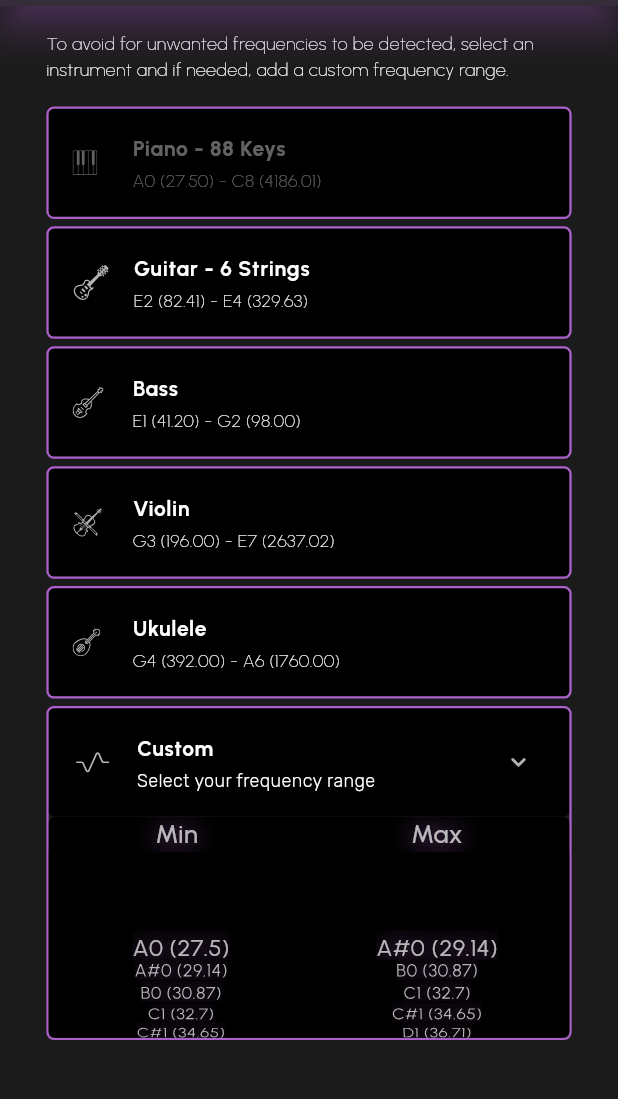
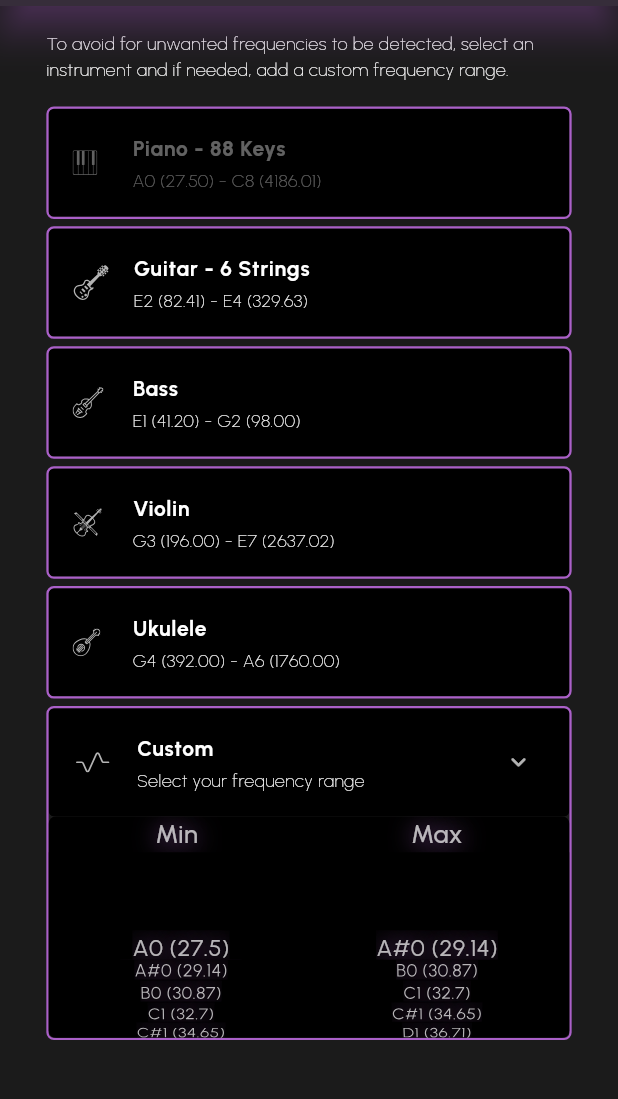
Before and after one commit to mattiolichiara/pitch_trainer, a Flutter app: the SamplingType screen opened directly, after a tap on "Custom", on a phone screen of 412 x 824 dp, the part 84-1183 px from its top. Run offline on Flutter 3.47's test engine with Material 3 defaults, Android fonts, the phone set to English and light mode, and no system bars; our stand-ins replace flutter_bloc, flutter_localization, flutter_svg, fluttertoast, permission_handler, shared_preferences and 1 more; missing offline and left inert: flutter_audio_waveforms, flutter_pitch_detection, jumping_dot, linear_progress_bar; accounts and stored records are empty.

Commit message:
+Font Update: Doesn't require Internet Connection Anymore +Removed Google Fonts Package +Updated Microphone Icon
+@TODO Fix Sliders Logic
[Nel reset a volte non si aggiorna -> attenzione a didUpdateWidget,
clamp valori -> Sfruttare Correttamente Value to Index e index to value]

+@TODO Check Apk issues
- ValueSlider doesn't update UI on Reset

```diff
--- a/lib/general/cubit/theme_cubit.dart
+++ b/lib/general/cubit/theme_cubit.dart
@@ -1,6 +1,5 @@
 import 'package:flutter/material.dart';
 import 'package:flutter_bloc/flutter_bloc.dart';
-import 'package:google_fonts/google_fonts.dart';
 import 'package:shared_preferences/shared_preferences.dart';
 
 enum AppThemeMode {purple, green, blue, red, pink, yellow, orange}
@@ -18,9 +17,10 @@ class ThemeCubit extends Cubit<ThemeData> {
 
   static final Map<AppThemeMode, ThemeData> _themes = {
     AppThemeMode.purple: ThemeData(
-      textTheme: GoogleFonts.urbanistTextTheme(
-          ThemeData(brightness: Brightness.dark).textTheme,
-        ),
+      // textTheme: ThemeData.dark().textTheme.apply(
+      //     fontFamily: 'Urbanist'
+      // ),
+      fontFamily: 'Urbanist',
       brightness: Brightness.dark,
       colorScheme: ColorScheme.dark(
         primary: purple,
@@ -31,9 +31,7 @@ class ThemeCubit extends Cubit<ThemeData> {
       ),
     ),
     AppThemeMode.green: ThemeData(
-      textTheme: GoogleFonts.urbanistTextTheme(
-        ThemeData(brightness: Brightness.dark).textTheme,
-      ),
+      fontFamily: 'Urbanist',
       brightness: Brightness.dark,
       colorScheme: ColorScheme.dark(
         primary: green,
@@ -44,9 +42,7 @@ class ThemeCubit extends Cubit<ThemeData> {
       ),
     ),
     AppThemeMode.blue: ThemeData(
-      textTheme: GoogleFonts.urbanistTextTheme(
-        ThemeData(brightness: Brightness.dark).textTheme,
-      ),
+      fontFamily: 'Urbanist',
       brightness: Brightness.dark,
       colorScheme: ColorScheme.dark(
         primary: blue,
@@ -57,9 +53,7 @@ class ThemeCubit extends Cubit<ThemeData> {
       ),
     ),
     AppThemeMode.pink: ThemeData(
-      textTheme: GoogleFonts.urbanistTextTheme(
-        ThemeData(brightness: Brightness.dark).textTheme,
-      ),
+      fontFamily: 'Urbanist',
       brightness: Brightness.dark,
       colorScheme: ColorScheme.dark(
         primary: pink,
@@ -70,9 +64,7 @@ class ThemeCubit extends Cubit<ThemeData> {
       ),
     ),
     AppThemeMode.yellow: ThemeData(
-      textTheme: GoogleFonts.urbanistTextTheme(
-        ThemeData(brightness: Brightness.dark).textTheme,
-      ),
+      fontFamily: 'Urbanist',
       brightness: Brightness.dark,
       colorScheme: ColorScheme.dark(
         primary: yellow,
@@ -83,9 +75,7 @@ class ThemeCubit extends Cubit<ThemeData> {
       ),
     ),
     AppThemeMode.red: ThemeData(
-      textTheme: GoogleFonts.urbanistTextTheme(
-        ThemeData(brightness: Brightness.dark).textTheme,
-      ),
+      fontFamily: 'Urbanist',
       brightness: Brightness.dark,
       colorScheme: ColorScheme.dark(
         primary: red,
@@ -96,9 +86,7 @@ class ThemeCubit extends Cubit<ThemeData> {
       ),
     ),
     AppThemeMode.orange: ThemeData(
-      textTheme: GoogleFonts.urbanistTextTheme(
-        ThemeData(brightness: Brightness.dark).textTheme,
-      ),
+      fontFamily: 'Urbanist',
       brightness: Brightness.dark,
       colorScheme: ColorScheme.dark(
         primary: orange,
--- a/lib/general/widgets/ui_utils.dart
+++ b/lib/general/widgets/ui_utils.dart
@@ -1,5 +1,4 @@
 import 'package:flutter/material.dart';
-import 'package:google_fonts/google_fonts.dart';
 
 class UiUtils {
 
@@ -58,7 +57,7 @@ class UiUtils {
   }
 
   static TextStyle getSubTextStyle(ThemeData td) {
-    return GoogleFonts.rubik(
+    return TextStyle(
         color: td.colorScheme.onSurface,
         fontWeight: FontWeight.w100,
         fontSize: 12
--- a/lib/sampling/widgets/instrument_card.dart
+++ b/lib/sampling/widgets/instrument_card.dart
@@ -1,6 +1,5 @@
 import 'package:flutter/material.dart';
 import 'package:flutter_svg/flutter_svg.dart';
-import 'package:google_fonts/google_fonts.dart';
 
 class InstrumentCard extends StatefulWidget {
   const InstrumentCard({
--- a/lib/sampling/widgets/instrument_expansion_tile.dart
+++ b/lib/sampling/widgets/instrument_expansion_tile.dart
@@ -1,6 +1,5 @@
 import 'package:flutter/material.dart';
 import 'package:flutter_svg/flutter_svg.dart';
-import 'package:google_fonts/google_fonts.dart';
 
 class InstrumentExpansionTile extends StatefulWidget {
   const InstrumentExpansionTile(
@@ -34,7 +33,7 @@ class _InstrumentExpansionTileState extends State<InstrumentExpansionTile> {
 
   //STYLE
   TextStyle _getSubTextStyle(ThemeData td) {
-    return GoogleFonts.rubik(
+    return TextStyle(
         color: widget.isActive ? td.colorScheme.onSurface : Colors.white38,
         fontWeight: FontWeight.w100,
         fontSize: 12
--- a/lib/settings/widgets/ValueSlider.dart
+++ b/lib/settings/widgets/ValueSlider.dart
@@ -90,6 +90,9 @@ class _ValueSliderState extends State<ValueSlider> {
       if (widget.selectedValue != oldWidget.selectedValue) {
         _scrollToIndex(widget.selectedValue);
       }
+      setState(() {
+
+      });
     }
   }
 
```
Also changed, not shown: lib/sampling/view/sound_sampling.dart (+6 -6 lines), pubspec.yaml (+9 -1 lines), assets/fonts/Urbanist-VariableFont_wght.ttf (added), assets/icons/microphone-svgrepo-com-.svg (added), assets/icons/microphone-svgrepo-com-disabled.svg (added), pubspec.lock, 1 other file.
